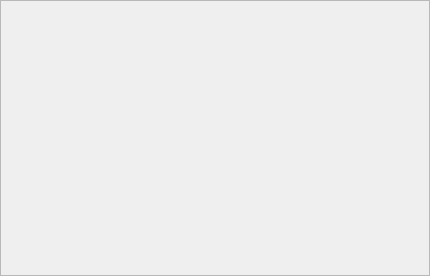
Old version of the form source/wnd/ui/robograph.ui in the repository ww4u/megarobostudio.
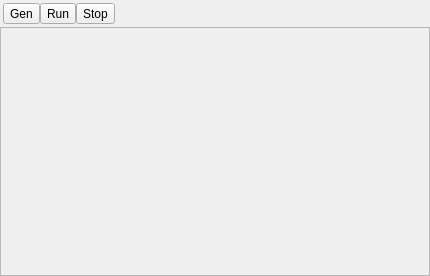
New version of the form.

```diff
--- a/source/wnd/ui/robograph.ui
+++ b/source/wnd/ui/robograph.ui
@@ -32,6 +32,56 @@
    <property name="bottomMargin">
     <number>0</number>
    </property>
+   <item>
+    <layout class="QGridLayout" name="gridLayout">
+     <property name="leftMargin">
+      <number>3</number>
+     </property>
+     <property name="topMargin">
+      <number>3</number>
+     </property>
+     <property name="rightMargin">
+      <number>3</number>
+     </property>
+     <property name="bottomMargin">
+      <number>3</number>
+     </property>
+     <item row="0" column="3">
+      <spacer name="horizontalSpacer">
+       <property name="orientation">
+        <enum>Qt::Horizontal</enum>
+       </property>
+       <property name="sizeHint" stdset="0">
+        <size>
+         <width>40</width>
+         <height>20</height>
+        </size>
+       </property>
+      </spacer>
+     </item>
+     <item row="0" column="0">
+      <widget class="QToolButton" name="btnGen">
+       <property name="text">
+        <string>Gen</string>
+       </property>
+      </widget>
+     </item>
+     <item row="0" column="1">
+      <widget class="QToolButton" name="btnRun">
+       <property name="text">
+        <string>Run</string>
+       </property>
+      </widget>
+     </item>
+     <item row="0" column="2">
+      <widget class="QToolButton" name="btnStop">
+       <property name="text">
+        <string>Stop</string>
+       </property>
+      </widget>
+     </item>
+    </layout>
+   </item>
    <item>
     <widget class="QScrollArea" name="scrollArea">
      <property name="widgetResizable">
@@ -43,7 +93,7 @@
         <x>0</x>
         <y>0</y>
         <width>428</width>
-        <height>274</height>
+        <height>248</height>
        </rect>
       </property>
      </widget>
```
